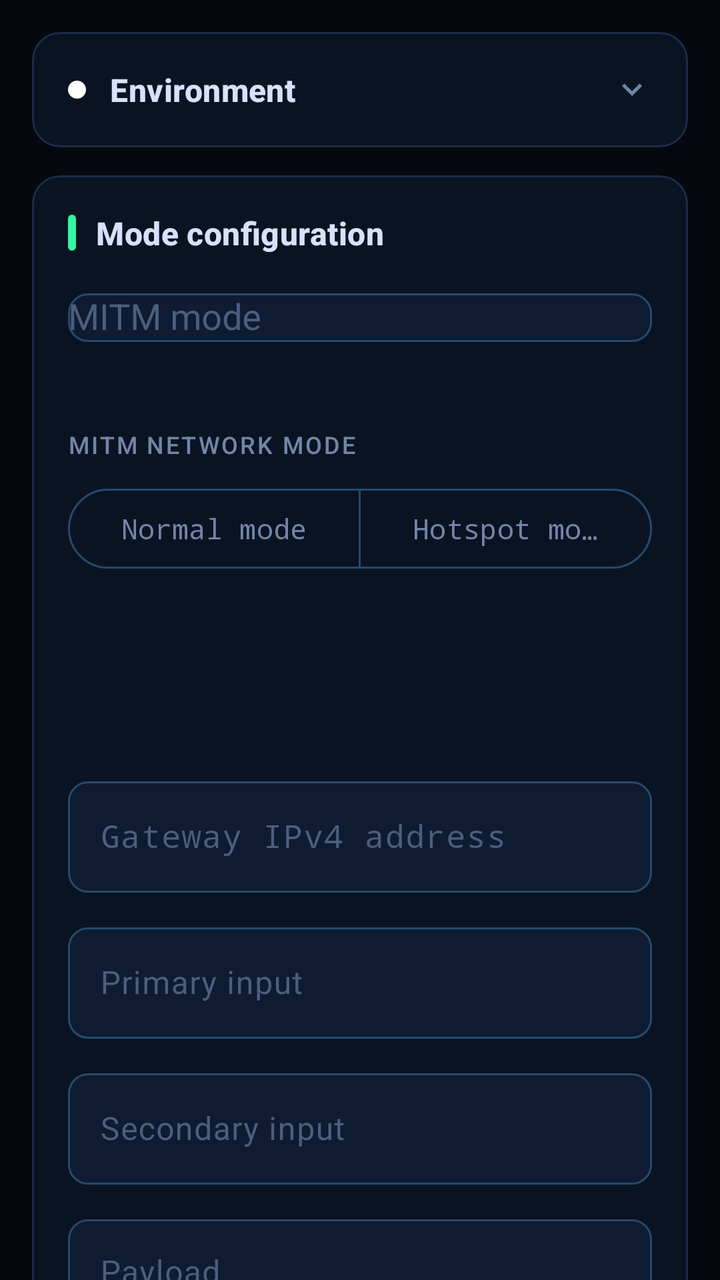
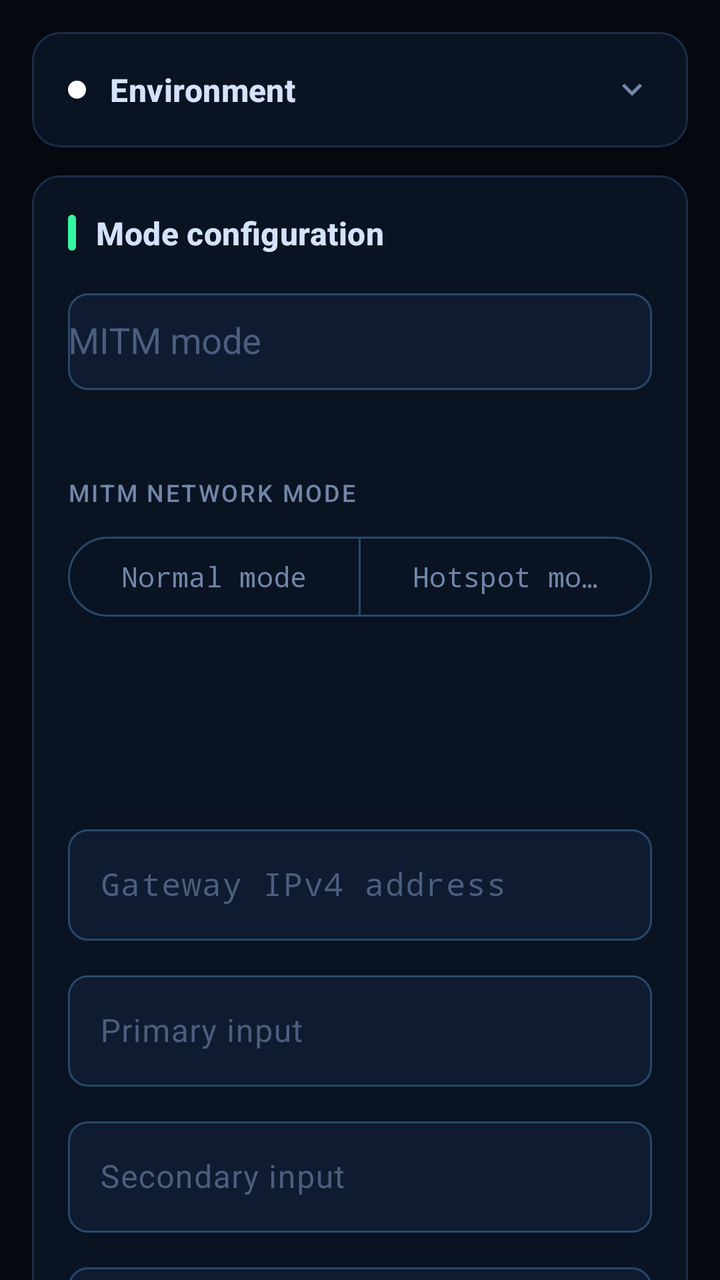

An Android layout rendered at two revisions. The XML below is the earlier revision; the diff shows what the commit changed to produce the second picture.
<!-- AndroidManifest.xml: application theme Theme.FSploit -->
<!-- res/layout/fragment_mitm.xml -->
<?xml version="1.0" encoding="utf-8"?>
<androidx.core.widget.NestedScrollView xmlns:android="http://schemas.android.com/apk/res/android"
    xmlns:app="http://schemas.android.com/apk/res-auto"
    android:layout_width="match_parent"
    android:layout_height="match_parent"
    android:background="@color/fsploit_background"
    android:clipToPadding="false">

    <LinearLayout
        android:layout_width="match_parent"
        android:layout_height="wrap_content"
        android:orientation="vertical"
        android:padding="@dimen/fs_screen_margin">

        
        <com.google.android.material.card.MaterialCardView
            style="@style/Widget.FSploit.Card"
            android:layout_width="match_parent"
            android:layout_height="wrap_content">

            <LinearLayout
                android:layout_width="match_parent"
                android:layout_height="wrap_content"
                android:orientation="vertical">

                
                <LinearLayout
                    android:id="@+id/readinessHeader"
                    android:layout_width="match_parent"
                    android:layout_height="wrap_content"
                    android:background="?attr/selectableItemBackground"
                    android:clickable="true"
                    android:focusable="true"
                    android:gravity="center_vertical"
                    android:orientation="horizontal">

                    <ImageView
                        android:id="@+id/dotReadiness"
                        android:layout_width="9dp"
                        android:layout_height="9dp"
                        android:src="@drawable/status_dot"
                        android:contentDescription="@null" />

                    <TextView
                        android:layout_width="0dp"
                        android:layout_height="wrap_content"
                        android:layout_marginStart="12dp"
                        android:layout_weight="1"
                        android:text="@string/mitm_env_title"
                        android:textAppearance="@style/TextAppearance.FSploit.Section" />

                    <TextView
                        android:id="@+id/readinessStatusValue"
                        android:layout_width="wrap_content"
                        android:layout_height="wrap_content"
                        android:textAppearance="@style/TextAppearance.FSploit.Value" />

                    <ImageView
                        android:id="@+id/readinessChevron"
                        android:layout_width="20dp"
                        android:layout_height="20dp"
                        android:layout_marginStart="8dp"
                        android:src="@drawable/ic_chevron"
                        android:contentDescription="@null" />
                </LinearLayout>

                
                <LinearLayout
                    android:id="@+id/readinessBody"
                    android:layout_width="match_parent"
                    android:layout_height="wrap_content"
                    android:orientation="vertical"
                    android:visibility="gone">

                    
                    <LinearLayout
                        android:layout_width="match_parent"
                        android:layout_height="wrap_content"
                        android:layout_marginTop="14dp"
                        android:gravity="center_vertical"
                        android:orientation="horizontal">

                        <ImageView
                            android:id="@+id/dotMitmRoot"
                            android:layout_width="9dp"
                            android:layout_height="9dp"
                            android:src="@drawable/status_dot"
                            android:contentDescription="@null" />

                        <TextView
                            android:layout_width="0dp"
                            android:layout_height="wrap_content"
                            android:layout_marginStart="12dp"
                            android:layout_weight="1"
                            android:text="@string/root_gate_title"
                            android:textAppearance="@style/TextAppearance.FSploit.Label" />

                        <TextView
                            android:id="@+id/rootGateValue"
                            android:layout_width="wrap_content"
                            android:layout_height="wrap_content"
                            android:gravity="end"
                            android:textAppearance="@style/TextAppearance.FSploit.Value" />
                    </LinearLayout>

                    <View
                        android:layout_width="match_parent"
                        android:layout_height="1dp"
                        android:layout_marginTop="14dp"
                        android:background="@color/fsploit_stroke" />

                    
                    <LinearLayout
                        android:layout_width="match_parent"
                        android:layout_height="wrap_content"
                        android:layout_marginTop="14dp"
                        android:gravity="center_vertical"
                        android:orientation="horizontal">

                        <ImageView
                            android:id="@+id/dotIptables"
                            android:layout_width="9dp"
                            android:layout_height="9dp"
                            android:src="@drawable/status_dot"
                            android:contentDescription="@null" />

                        <TextView
                            android:layout_width="0dp"
                            android:layout_height="wrap_content"
                            android:layout_marginStart="12dp"
                            android:layout_weight="1"
                            android:text="@string/mitm_iptables_label"
                            android:textAppearance="@style/TextAppearance.FSploit.Label" />

                        <TextView
                            android:id="@+id/iptablesValue"
                            android:layout_width="wrap_content"
                            android:layout_height="wrap_content"
                            android:textAppearance="@style/TextAppearance.FSploit.Mono" />
                    </LinearLayout>

                    <LinearLayout
                        android:layout_width="match_parent"
                        android:layout_height="wrap_content"
                        android:layout_marginTop="12dp"
                        android:gravity="center_vertical"
                        android:orientation="horizontal">

                        <ImageView
                            android:id="@+id/dotTcpdump"
                            android:layout_width="9dp"
                            android:layout_height="9dp"
                            android:src="@drawable/status_dot"
                            android:contentDescription="@null" />

                        <TextView
                            android:layout_width="0dp"
                            android:layout_height="wrap_content"
                            android:layout_marginStart="12dp"
                            android:layout_weight="1"
                            android:text="@string/mitm_tcpdump_label"
                            android:textAppearance="@style/TextAppearance.FSploit.Label" />

                        <TextView
                            android:id="@+id/tcpdumpValue"
                            android:layout_width="wrap_content"
                            android:layout_height="wrap_content"
                            android:textAppearance="@style/TextAppearance.FSploit.Mono" />
                    </LinearLayout>

                    <LinearLayout
                        android:layout_width="match_parent"
                        android:layout_height="wrap_content"
                        android:layout_marginTop="12dp"
                        android:gravity="center_vertical"
                        android:orientation="horizontal">

                        <ImageView
                            android:id="@+id/dotBettercap"
                            android:layout_width="9dp"
                            android:layout_height="9dp"
                            android:src="@drawable/status_dot"
                            android:contentDescription="@null" />

                        <TextView
                            android:layout_width="0dp"
                            android:layout_height="wrap_content"
                            android:layout_marginStart="12dp"
                            android:layout_weight="1"
                            android:text="@string/mitm_bettercap_label"
                            android:textAppearance="@style/TextAppearance.FSploit.Label" />

                        <TextView
                            android:id="@+id/bettercapValue"
                            android:layout_width="wrap_content"
                            android:layout_height="wrap_content"
                            android:textAppearance="@style/TextAppearance.FSploit.Mono" />
                    </LinearLayout>

                    <LinearLayout
                        android:layout_width="match_parent"
                        android:layout_height="wrap_content"
                        android:layout_marginTop="12dp"
                        android:gravity="center_vertical"
                        android:orientation="horizontal">

                        <ImageView
                            android:id="@+id/dotMitmdump"
                            android:layout_width="9dp"
                            android:layout_height="9dp"
                            android:src="@drawable/status_dot"
                            android:contentDescription="@null" />

                        <TextView
                            android:layout_width="0dp"
                            android:layout_height="wrap_content"
                            android:layout_marginStart="12dp"
                            android:layout_weight="1"
                            android:text="@string/mitm_mitmdump_label"
                            android:textAppearance="@style/TextAppearance.FSploit.Label" />

                        <TextView
                            android:id="@+id/mitmdumpValue"
                            android:layout_width="wrap_content"
                            android:layout_height="wrap_content"
                            android:textAppearance="@style/TextAppearance.FSploit.Mono" />
                    </LinearLayout>

                    <LinearLayout
                        android:layout_width="match_parent"
                        android:layout_height="wrap_content"
                        android:layout_marginTop="12dp"
                        android:gravity="center_vertical"
                        android:orientation="horizontal">

                        <ImageView
                            android:id="@+id/dotCaStore"
                            android:layout_width="9dp"
                            android:layout_height="9dp"
                            android:src="@drawable/status_dot"
                            android:contentDescription="@null" />

                        <TextView
                            android:layout_width="0dp"
                            android:layout_height="wrap_content"
                            android:layout_marginStart="12dp"
                            android:layout_weight="1"
                            android:text="@string/mitm_ca_store_label"
                            android:textAppearance="@style/TextAppearance.FSploit.Label" />

                        <TextView
                            android:id="@+id/caStoreValue"
                            android:layout_width="wrap_content"
                            android:layout_height="wrap_content"
                            android:textAppearance="@style/TextAppearance.FSploit.Mono" />
                    </LinearLayout>

                    <TextView
                        android:id="@+id/mitmSummaryValue"
                        android:layout_width="match_parent"
                        android:layout_height="wrap_content"
                        android:layout_marginTop="14dp"
                        android:textAppearance="@style/TextAppearance.FSploit.Body" />
                </LinearLayout>
            </LinearLayout>
        </com.google.android.material.card.MaterialCardView>

        
        <com.google.android.material.card.MaterialCardView
            style="@style/Widget.FSploit.Card"
            android:layout_width="match_parent"
            android:layout_height="wrap_content"
            android:layout_marginTop="@dimen/fs_card_gap">

            <LinearLayout
                android:layout_width="match_parent"
                android:layout_height="wrap_content"
                android:orientation="vertical">

                <TextView
                    style="@style/Widget.FSploit.SectionHeader"
                    android:layout_width="match_parent"
                    android:layout_height="wrap_content"
                    android:text="@string/mitm_mode_config" />

                
                <com.google.android.material.textfield.TextInputLayout
                    style="@style/Widget.FSploit.TextField"
                    android:layout_width="match_parent"
                    android:layout_height="wrap_content"
                    android:layout_marginTop="14dp"
                    android:hint="@string/mitm_mode_label">

                    <com.google.android.material.textfield.MaterialAutoCompleteTextView
                        android:id="@+id/mitmModeInput"
                        android:layout_width="match_parent"
                        android:layout_height="wrap_content"
                        android:inputType="none" />
                </com.google.android.material.textfield.TextInputLayout>

                <TextView
                    android:id="@+id/mitmModeDescriptionValue"
                    android:layout_width="match_parent"
                    android:layout_height="wrap_content"
                    android:layout_marginTop="8dp"
                    android:textAppearance="@style/TextAppearance.FSploit.Body" />

                
                <TextView
                    android:layout_width="wrap_content"
                    android:layout_height="wrap_content"
                    android:layout_marginTop="16dp"
                    android:text="@string/block_mode_label"
                    android:textAppearance="@style/TextAppearance.FSploit.Label" />

                <com.google.android.material.button.MaterialButtonToggleGroup
                    android:id="@+id/connectionBlockModeGroup"
                    android:layout_width="match_parent"
                    android:layout_height="wrap_content"
                    android:layout_marginTop="10dp"
                    app:selectionRequired="true"
                    app:singleSelection="true">

                    <com.google.android.material.button.MaterialButton
                        android:id="@+id/blockModeNormalButton"
                        style="@style/Widget.FSploit.Toggle"
                        android:layout_width="0dp"
                        android:layout_height="wrap_content"
                        android:layout_weight="1"
                        android:text="@string/block_mode_normal" />

                    <com.google.android.material.button.MaterialButton
                        android:id="@+id/blockModeHotspotButton"
                        style="@style/Widget.FSploit.Toggle"
                        android:layout_width="0dp"
                        android:layout_height="wrap_content"
                        android:layout_weight="1"
                        android:text="@string/block_mode_hotspot" />
                </com.google.android.material.button.MaterialButtonToggleGroup>

                <TextView
                    android:id="@+id/connectionBlockModeDescriptionValue"
                    android:layout_width="match_parent"
                    android:layout_height="wrap_content"
                    android:layout_marginTop="8dp"
                    android:textAppearance="@style/TextAppearance.FSploit.Body" />

                <TextView
                    android:id="@+id/connectionBlockModeSummaryValue"
                    android:layout_width="match_parent"
                    android:layout_height="wrap_content"
                    android:layout_marginTop="6dp"
                    android:textAppearance="@style/TextAppearance.FSploit.Body"
                    android:textColor="@color/fsploit_text_muted" />

                
                <TextView
                    android:id="@+id/mitmGatewayResolvedValue"
                    android:layout_width="match_parent"
                    android:layout_height="wrap_content"
                    android:layout_marginTop="16dp"
                    android:textAppearance="@style/TextAppearance.FSploit.Body" />

                <com.google.android.material.textfield.TextInputLayout
                    android:id="@+id/mitmGatewayInputLayout"
                    style="@style/Widget.FSploit.TextField"
                    android:layout_width="match_parent"
                    android:layout_height="wrap_content"
                    android:layout_marginTop="10dp"
                    android:hint="@string/mitm_gateway_input_label">

                    <com.google.android.material.textfield.TextInputEditText
                        android:id="@+id/mitmGatewayInput"
                        android:layout_width="match_parent"
                        android:layout_height="wrap_content"
                        android:fontFamily="monospace"
                        android:inputType="textUri" />
                </com.google.android.material.textfield.TextInputLayout>

                
                <com.google.android.material.textfield.TextInputLayout
                    android:id="@+id/mitmPrimaryInputLayout"
                    style="@style/Widget.FSploit.TextField"
                    android:layout_width="match_parent"
                    android:layout_height="wrap_content"
                    android:layout_marginTop="12dp"
                    android:hint="@string/mitm_primary_input_label">

                    <com.google.android.material.textfield.TextInputEditText
                        android:id="@+id/mitmPrimaryInput"
                        android:layout_width="match_parent"
                        android:layout_height="wrap_content" />
                </com.google.android.material.textfield.TextInputLayout>

                <com.google.android.material.textfield.TextInputLayout
                    android:id="@+id/mitmSecondaryInputLayout"
                    style="@style/Widget.FSploit.TextField"
                    android:layout_width="match_parent"
                    android:layout_height="wrap_content"
                    android:layout_marginTop="12dp"
                    android:hint="@string/mitm_secondary_input_label">

                    <com.google.android.material.textfield.TextInputEditText
                        android:id="@+id/mitmSecondaryInput"
                        android:layout_width="match_parent"
                        android:layout_height="wrap_content" />
                </com.google.android.material.textfield.TextInputLayout>

                <com.google.android.material.textfield.TextInputLayout
                    android:id="@+id/mitmPayloadInputLayout"
                    style="@style/Widget.FSploit.TextField"
                    android:layout_width="match_parent"
                    android:layout_height="wrap_content"
                    android:layout_marginTop="12dp"
                    android:hint="@string/mitm_payload_input_label">

                    <com.google.android.material.textfield.TextInputEditText
                        android:id="@+id/mitmPayloadInput"
                        android:layout_width="match_parent"
                        android:layout_height="wrap_content"
                        android:gravity="top|start"
                        android:inputType="textMultiLine"
                        android:minLines="4" />
                </com.google.android.material.textfield.TextInputLayout>

                <LinearLayout
                    android:layout_width="match_parent"
                    android:layout_height="wrap_content"
                    android:layout_marginTop="16dp"
                    android:orientation="horizontal">

                    <com.google.android.material.button.MaterialButton
                        android:id="@+id/startMitmSessionButton"
                        style="@style/Widget.FSploit.Button"
                        android:layout_width="0dp"
                        android:layout_height="wrap_content"
                        android:layout_weight="1"
                        android:text="@string/mitm_start_session" />

                    <com.google.android.material.button.MaterialButton
                        android:id="@+id/stopMitmSessionButton"
                        style="@style/Widget.FSploit.Button.Outlined"
                        android:layout_width="0dp"
                        android:layout_height="wrap_content"
                        android:layout_marginStart="12dp"
                        android:layout_weight="1"
                        android:text="@string/mitm_stop_session" />
                </LinearLayout>
            </LinearLayout>
        </com.google.android.material.card.MaterialCardView>

        
        <com.google.android.material.card.MaterialCardView
            style="@style/Widget.FSploit.Card"
            android:layout_width="match_parent"
            android:layout_height="wrap_content"
            android:layout_marginTop="@dimen/fs_card_gap">

            <LinearLayout
                android:layout_width="match_parent"
                android:layout_height="wrap_content"
                android:orientation="vertical">

                <TextView
                    style="@style/Widget.FSploit.SectionHeader"
                    android:layout_width="match_parent"
                    android:layout_height="wrap_content"
                    android:text="@string/block_current_label" />

                <TextView
                    android:id="@+id/currentBlockValue"
                    android:layout_width="match_parent"
                    android:layout_height="wrap_content"
                    android:layout_marginTop="12dp"
                    android:textAppearance="@style/TextAppearance.FSploit.Value" />

                <LinearLayout
                    android:layout_width="match_parent"
                    android:layout_height="wrap_content"
                    android:layout_marginTop="14dp"
                    android:orientation="horizontal">

                    <com.google.android.material.button.MaterialButton
                        android:id="@+id/blockConnectionButton"
                        style="@style/Widget.FSploit.Button"
                        android:layout_width="0dp"
                        android:layout_height="wrap_content"
                        android:layout_weight="1"
                        android:text="@string/block_connection" />

                    <com.google.android.material.button.MaterialButton
                        android:id="@+id/unblockConnectionButton"
                        style="@style/Widget.FSploit.Button.Outlined"
                        android:layout_width="0dp"
                        android:layout_height="wrap_content"
                        android:layout_marginStart="12dp"
                        android:layout_weight="1"
                        android:text="@string/unblock_connection" />
                </LinearLayout>

                <TextView
                    android:id="@+id/connectionBlockSummaryValue"
                    android:layout_width="match_parent"
                    android:layout_height="wrap_content"
                    android:layout_marginTop="12dp"
                    android:textAppearance="@style/TextAppearance.FSploit.Body" />
            </LinearLayout>
        </com.google.android.material.card.MaterialCardView>

        
        <com.google.android.material.card.MaterialCardView
            style="@style/Widget.FSploit.Card"
            android:layout_width="match_parent"
            android:layout_height="wrap_content"
            android:layout_marginTop="@dimen/fs_card_gap">

            <LinearLayout
                android:layout_width="match_parent"
                android:layout_height="wrap_content"
                android:orientation="vertical">

                <TextView
                    style="@style/Widget.FSploit.SectionHeader"
                    android:layout_width="match_parent"
                    android:layout_height="wrap_content"
                    android:text="@string/mitm_active_session_title" />

                <TextView
                    android:id="@+id/activeMitmModeValue"
                    android:layout_width="match_parent"
                    android:layout_height="wrap_content"
                    android:layout_marginTop="14dp"
                    android:textAppearance="@style/TextAppearance.FSploit.Value" />

                <TextView
                    android:id="@+id/activeMitmSummaryValue"
                    android:layout_width="match_parent"
                    android:layout_height="wrap_content"
                    android:layout_marginTop="6dp"
                    android:textAppearance="@style/TextAppearance.FSploit.Body" />
            </LinearLayout>
        </com.google.android.material.card.MaterialCardView>

        
        <com.google.android.material.card.MaterialCardView
            style="@style/Widget.FSploit.Card"
            android:layout_width="match_parent"
            android:layout_height="wrap_content"
            android:layout_marginTop="@dimen/fs_card_gap">

            <LinearLayout
                android:layout_width="match_parent"
                android:layout_height="wrap_content"
                android:orientation="vertical">

                <LinearLayout
                    android:id="@+id/advancedHeader"
                    android:layout_width="match_parent"
                    android:layout_height="wrap_content"
                    android:background="?attr/selectableItemBackground"
                    android:clickable="true"
                    android:focusable="true"
                    android:gravity="center_vertical"
                    android:orientation="horizontal">

                    <TextView
                        style="@style/Widget.FSploit.SectionHeader"
                        android:layout_width="0dp"
                        android:layout_height="wrap_content"
                        android:layout_weight="1"
                        android:text="@string/mitm_advanced_title" />

                    <ImageView
                        android:id="@+id/advancedChevron"
                        android:layout_width="20dp"
                        android:layout_height="20dp"
                        android:layout_marginStart="8dp"
                        android:src="@drawable/ic_chevron"
                        android:contentDescription="@null" />
                </LinearLayout>

                <LinearLayout
                    android:id="@+id/advancedBody"
                    android:layout_width="match_parent"
                    android:layout_height="wrap_content"
                    android:orientation="vertical"
                    android:visibility="gone">

                    <TextView
                        android:layout_width="wrap_content"
                        android:layout_height="wrap_content"
                        android:layout_marginTop="14dp"
                        android:text="@string/mitm_artifact_label"
                        android:textAppearance="@style/TextAppearance.FSploit.Label" />

                    <TextView
                        android:id="@+id/activeMitmArtifactValue"
                        android:layout_width="match_parent"
                        android:layout_height="wrap_content"
                        android:layout_marginTop="3dp"
                        android:textAppearance="@style/TextAppearance.FSploit.Mono" />

                    <TextView
                        android:layout_width="wrap_content"
                        android:layout_height="wrap_content"
                        android:layout_marginTop="12dp"
                        android:text="@string/mitm_log_label"
                        android:textAppearance="@style/TextAppearance.FSploit.Label" />

                    <TextView
                        android:id="@+id/activeMitmLogValue"
                        android:layout_width="match_parent"
                        android:layout_height="wrap_content"
                        android:layout_marginTop="3dp"
                        android:textAppearance="@style/TextAppearance.FSploit.Mono" />

                    <View
                        android:layout_width="match_parent"
                        android:layout_height="1dp"
                        android:layout_marginTop="14dp"
                        android:background="@color/fsploit_stroke" />

                    <com.google.android.material.button.MaterialButton
                        android:id="@+id/runMitmDiagnosticsButton"
                        style="@style/Widget.FSploit.Button.Outlined"
                        android:layout_width="match_parent"
                        android:layout_height="wrap_content"
                        android:layout_marginTop="14dp"
                        android:text="@string/mitm_run_diagnostics" />

                    <TextView
                        android:id="@+id/mitmDiagnosticsSummaryValue"
                        android:layout_width="match_parent"
                        android:layout_height="wrap_content"
                        android:layout_marginTop="14dp"
                        android:textAppearance="@style/TextAppearance.FSploit.Body" />

                    <TextView
                        android:id="@+id/mitmDiagnosticsOutputValue"
                        android:layout_width="match_parent"
                        android:layout_height="wrap_content"
                        android:layout_marginTop="12dp"
                        android:background="@drawable/bg_terminal"
                        android:padding="14dp"
                        android:textAppearance="@style/TextAppearance.FSploit.Mono"
                        android:lineSpacingExtra="2dp"
                        android:textIsSelectable="true" />
                </LinearLayout>
            </LinearLayout>
        </com.google.android.material.card.MaterialCardView>
    </LinearLayout>
</androidx.core.widget.NestedScrollView>
<!-- resources referenced by this layout -->
<resources>
  <color name="fsploit_background">#05080F</color>
  <color name="fsploit_stroke">#1B2C49</color>
  <color name="fsploit_text_muted">#4C5E7E</color>
  <dimen name="fs_card_gap">14dp</dimen>
  <dimen name="fs_screen_margin">16dp</dimen>
  <string name="block_connection">Block Connection</string>
  <string name="block_current_label">Current connection block</string>
  <string name="block_mode_hotspot">Hotspot mode</string>
  <string name="block_mode_label">MITM network mode</string>
  <string name="block_mode_normal">Normal mode</string>
  <string name="mitm_active_session_title">Active MITM session</string>
  <string name="mitm_advanced_title">Advanced / Diagnostics</string>
  <string name="mitm_artifact_label">Artifact</string>
  <string name="mitm_bettercap_label">bettercap available</string>
  <string name="mitm_ca_store_label">CA store accessible</string>
  <string name="mitm_env_title">Environment</string>
  <string name="mitm_gateway_input_label">Gateway IPv4 address</string>
  <string name="mitm_iptables_label">iptables available</string>
  <string name="mitm_log_label">Log file</string>
  <string name="mitm_mitmdump_label">mitmdump available</string>
  <string name="mitm_mode_config">Mode configuration</string>
  <string name="mitm_mode_label">MITM mode</string>
  <string name="mitm_payload_input_label">Payload</string>
  <string name="mitm_primary_input_label">Primary input</string>
  <string name="mitm_run_diagnostics">Run Diagnostics</string>
  <string name="mitm_secondary_input_label">Secondary input</string>
  <string name="mitm_start_session">Start Session</string>
  <string name="mitm_stop_session">Stop Session</string>
  <string name="mitm_tcpdump_label">tcpdump available</string>
  <string name="root_gate_title">Root gate</string>
  <string name="unblock_connection">Unblock Connection</string>
  <style name="TextAppearance.FSploit.Body" parent="TextAppearance.Material3.BodyMedium">
          <item name="android:textColor">@color/fsploit_text_secondary</item>
      </style>
  <style name="TextAppearance.FSploit.Mono" parent="TextAppearance.Material3.BodyMedium">
          <item name="android:textColor">@color/fsploit_mono</item>
          <item name="android:fontFamily">monospace</item>
      </style>
  <style name="TextAppearance.FSploit.Section" parent="TextAppearance.Material3.TitleMedium">
          <item name="android:textColor">@color/fsploit_text_primary</item>
          <item name="android:textStyle">bold</item>
      </style>
  <style name="TextAppearance.FSploit.Value" parent="TextAppearance.Material3.BodyMedium">
          <item name="android:textColor">@color/fsploit_text_primary</item>
      </style>
  <style name="Widget.FSploit.Toggle" parent="Widget.Material3.Button.OutlinedButton">
          <item name="android:textColor">@color/fsploit_text_secondary</item>
          <item name="strokeColor">@color/fsploit_stroke_strong</item>
          <item name="android:fontFamily">monospace</item>
      </style>
  <color name="fsploit_terminal_bg">#03060C</color>
  <color name="fsploit_text_secondary">#7186A8</color>
  <color name="fsploit_mono">#74F2BC</color>
  <color name="fsploit_text_primary">#D4E2FB</color>
  <color name="fsploit_primary">#34F5A0</color>
  <color name="fsploit_on_primary">#03150D</color>
  <color name="fsploit_stroke_strong">#27496B</color>
  <color name="fsploit_surface">#0A1322</color>
  <color name="fsploit_surface_alt">#0E1B30</color>
  <color name="fsploit_accent">#36E0E6</color>
  <color name="fsploit_danger">#FF5C6E</color>
  <style name="ThemeOverlay.FSploit.Dialog" parent="ThemeOverlay.Material3.MaterialAlertDialog">
          <item name="colorSurface">@color/fsploit_surface_alt</item>
          <item name="colorPrimary">@color/fsploit_primary</item>
      </style>
  <!-- unchanged entries left out for length: 11 -->
</resources>

<!-- the commit's change to res/layout/fragment_mitm.xml (unified diff, before → after) -->
@@ -295,6 +295,8 @@
                         android:id="@+id/mitmModeInput"
                         android:layout_width="match_parent"
                         android:layout_height="wrap_content"
+                        android:paddingTop="12dp"
+                        android:paddingBottom="12dp"
                         android:inputType="none" />
                 </com.google.android.material.textfield.TextInputLayout>
 
